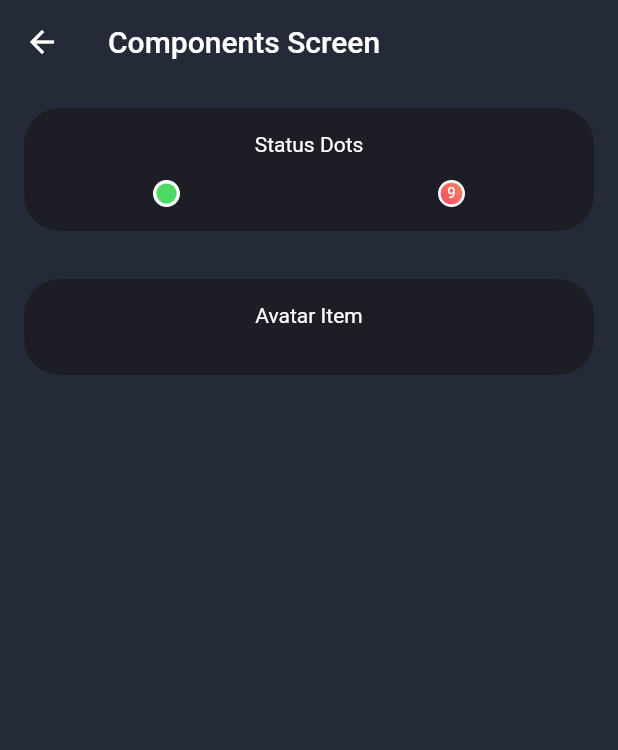
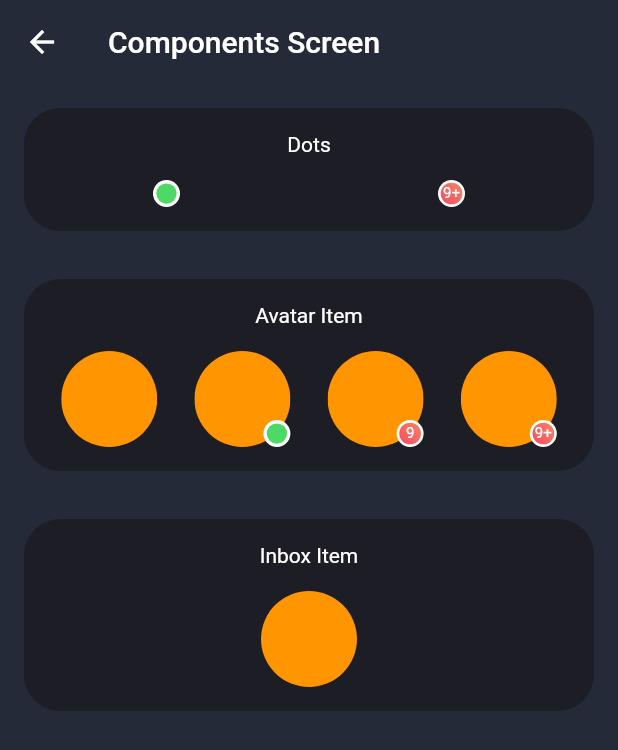
Before and after one commit to quangngx/Flutter-FS01, a Flutter app: the ComponentsScreen screen opened by its route, on a phone screen of 412 x 824 dp. Shown: the top 750 px of the screen. Run offline on Flutter 3.47's test engine with Material 2 defaults, Android fonts, the phone set to English and light mode, and no system bars.

Commit message:
Custom Circle Avatar Components

```diff
--- a/social_network_app/lib/modules/common_widget/screens/components_screen.dart
+++ b/social_network_app/lib/modules/common_widget/screens/components_screen.dart
@@ -1,7 +1,9 @@
 import 'package:flutter/material.dart';
 import 'package:social_network_app/config/themes/themes.dart';
 import 'package:social_network_app/constants/app_constants.dart';
-import 'package:social_network_app/widgets/stateless/gradient_button.dart';
+import 'package:social_network_app/widgets/stateful/inbox_dot.dart';
+import 'package:social_network_app/widgets/stateless/circle_avatar.dart';
+import 'package:social_network_app/widgets/stateless/status_dot.dart';
 
 class ComponentsScreen extends StatelessWidget {
   const ComponentsScreen({Key? key}) : super(key: key);
@@ -44,46 +46,44 @@ class ComponentsScreen extends StatelessWidget {
           children: [
             session(Column(
               children: [
-                sessionTitle('Status Dots'),
+                sessionTitle('Dots'),
                 Row(
                   mainAxisAlignment: MainAxisAlignment.spaceAround,
-                  children: [
-                    Container(
-                      height: AppConstants.dotSized,
-                      width: AppConstants.dotSized,
-                      decoration: BoxDecoration(
-                          color: DarkTheme.white,
-                          borderRadius: BorderRadius.circular(50)),
-                      child: Container(
-                        margin: const EdgeInsets.all(AppConstants.dotSized / 8),
-                        decoration: BoxDecoration(
-                            color: DarkTheme.adding,
-                            borderRadius: BorderRadius.circular(10)),
-                      ),
-                    ),
-                    Container(
-                      height: AppConstants.dotSized,
-                      width: AppConstants.dotSized,
-                      decoration: BoxDecoration(
-                          color: DarkTheme.white,
-                          borderRadius: BorderRadius.circular(50)),
-                      child: Container(
-                          alignment: Alignment.center,
-                          margin:
-                              const EdgeInsets.all(AppConstants.dotSized /10),
-                          decoration: pinkGradientWithRadius(50),
-                          child: const Text(
-                            '9',
-                            style: TextStyle(fontSize: 10),
-                          )),
-                    ),
+                  children: const [
+                    StatusDot(),
+                    InboxDot(
+                      messageCounter: 10,
+                    )
                   ],
                 )
               ],
             )),
             session(Column(
-              children: [sessionTitle('Avatar Item'), Container()],
-            ))
+              children: [
+                sessionTitle('Avatar Item'),
+                Row(
+                  mainAxisAlignment: MainAxisAlignment.spaceEvenly,
+                  children: const [
+                    CustomCircleAvatar(messageCounter: null, isActive: null),
+                    CustomCircleAvatar(messageCounter: null, isActive: true),
+                    CustomCircleAvatar(messageCounter: 9, isActive: true),
+                    CustomCircleAvatar(messageCounter: 10, isActive: true),
+                  ],
+                ),
+              ],
+            )),
+            session(Column(
+              children: [
+                sessionTitle('Inbox Item'),
+                ClipOval(
+                  child: Container(
+                    height: 64,
+                    width: 64,
+                    color: DarkTheme.orange,
+                  ),
+                )
+              ],
+            )),
           ],
         ),
       ),
--- /dev/null
+++ b/social_network_app/lib/widgets/stateful/inbox_dot.dart
@@ -0,0 +1,36 @@
+import 'package:flutter/material.dart';
+import 'package:social_network_app/config/themes/themes.dart';
+import 'package:social_network_app/constants/app_constants.dart';
+import 'package:social_network_app/widgets/stateless/gradient_button.dart';
+
+class InboxDot extends StatelessWidget {
+  final int messageCounter;
+
+  const InboxDot({Key? key, required this.messageCounter}) : super(key: key);
+
+  @override
+  Widget build(BuildContext context) {
+    return Container(
+      height: AppConstants.dotSized,
+      width: AppConstants.dotSized,
+      decoration: BoxDecoration(
+          color: DarkTheme.white, borderRadius: BorderRadius.circular(50)),
+      child: Container(
+          alignment: Alignment.center,
+          margin: const EdgeInsets.all(AppConstants.dotSized / 10),
+          decoration: pinkGradientWithRadius(50),
+          child: Text(
+            _getMessageCounter(),
+            style: const TextStyle(fontSize: 10),
+          )),
+    );
+  }
+
+  String _getMessageCounter() {
+    if (messageCounter < 10 && messageCounter > 0) {
+      return messageCounter.toString();
+    } else {
+      return '9+';
+    }
+  }
+}
--- /dev/null
+++ b/social_network_app/lib/widgets/stateless/circle_avatar.dart
@@ -0,0 +1,66 @@
+import 'package:flutter/material.dart';
+import 'package:social_network_app/config/themes/themes.dart';
+import 'package:social_network_app/widgets/stateful/inbox_dot.dart';
+import 'package:social_network_app/widgets/stateless/status_dot.dart';
+
+class CustomCircleAvatar extends StatelessWidget {
+  final int? messageCounter;
+  final bool? isActive;
+
+  const CustomCircleAvatar({Key? key, required this.messageCounter, required this.isActive})
+      : super(key: key);
+
+  @override
+  Widget build(BuildContext context) {
+    Widget _getChild() {
+      if (messageCounter == null && isActive == null) { // CASE NORMAL AVATAR
+        return ClipOval(
+          child: Container(
+            height: 64,
+            width: 64,
+            color: DarkTheme.orange,
+          ),
+        );
+      } else if (messageCounter != null) { // CASE RED
+        return SizedBox(
+          height: 64,
+          width: 64,
+          child: Stack(
+            children: [
+              ClipOval(
+                child: Container(
+                  color: DarkTheme.orange,
+                ),
+              ),
+              Container(
+                  alignment: Alignment.bottomRight,
+                  child: InboxDot(
+                    messageCounter: messageCounter!,
+                  ))
+            ],
+          ),
+        );
+      } else if (isActive == true) { //CASE GREEN
+        return SizedBox(
+          height: 64,
+          width: 64,
+          child: Stack(
+            children: [
+              ClipOval(
+                child: Container(
+                  color: DarkTheme.orange,
+                ),
+              ),
+              Container(
+                  alignment: Alignment.bottomRight, child: const StatusDot())
+            ],
+          ),
+        );
+      } else {
+        return const Text('Error');
+      }
+    }
+
+    return _getChild();
+  }
+}
--- /dev/null
+++ b/social_network_app/lib/widgets/stateless/status_dot.dart
@@ -0,0 +1,24 @@
+import 'package:flutter/material.dart';
+import 'package:social_network_app/config/themes/themes.dart';
+import 'package:social_network_app/constants/app_constants.dart';
+
+class StatusDot extends StatelessWidget {
+  const StatusDot({Key? key}) : super(key: key);
+
+  @override
+  Widget build(BuildContext context) {
+    return Container(
+      height: AppConstants.dotSized,
+      width: AppConstants.dotSized,
+      decoration: BoxDecoration(
+          color: DarkTheme.white,
+          borderRadius: BorderRadius.circular(50)),
+      child: Container(
+        margin: const EdgeInsets.all(AppConstants.dotSized / 8),
+        decoration: BoxDecoration(
+            color: DarkTheme.adding,
+            borderRadius: BorderRadius.circular(10)),
+      ),
+    );
+  }
+}
```
